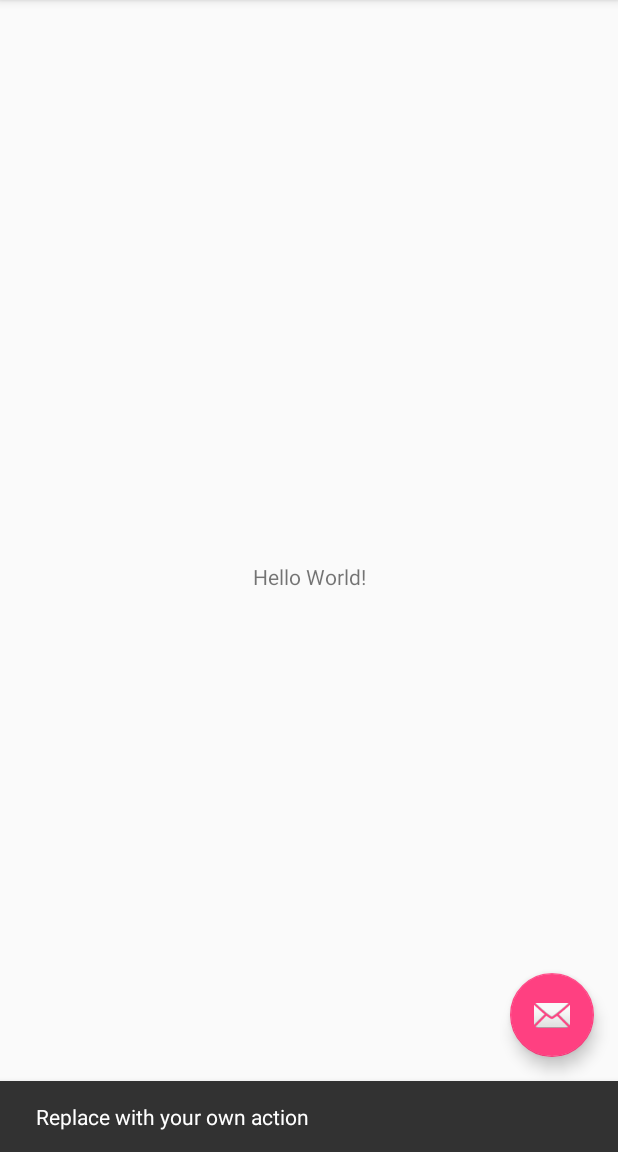
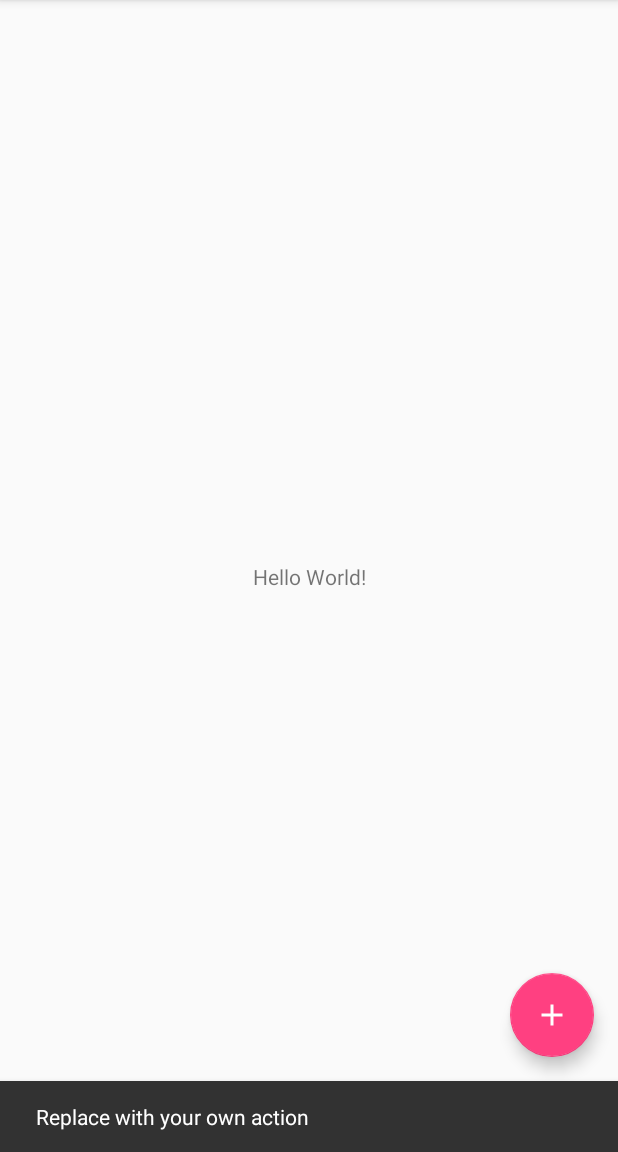
Before and after one commit to MichalZenczak/BookStore, an Android app: the screen it shows after launch (CatalogActivity), after a tap on an icon or button, on a phone screen of 412 x 824 dp, the part 84-1236 px from its top. Run offline under Robolectric (Android 15) with nearby library versions, the phone set to English and light mode, and no system bars.

Commit message:
add insertBook method change fab icon change menu title

```diff
--- /dev/null
+++ b/app/src/main/res/drawable/ic_add_white_24dp.xml
@@ -0,0 +1,9 @@
+<vector xmlns:android="http://schemas.android.com/apk/res/android"
+        android:width="24dp"
+        android:height="24dp"
+        android:viewportWidth="24.0"
+        android:viewportHeight="24.0">
+    <path
+        android:fillColor="#FFFFFF"
+        android:pathData="M19,13h-6v6h-2v-6H5v-2h6V5h2v6h6v2z"/>
+</vector>
--- a/app/src/main/res/layout/activity_catalog.xml
+++ b/app/src/main/res/layout/activity_catalog.xml
@@ -28,6 +28,6 @@
         android:layout_height="wrap_content"
         android:layout_gravity="bottom|end"
         android:layout_margin="@dimen/fab_margin"
-        app:srcCompat="@android:drawable/ic_dialog_email" />
+        android:src="@drawable/ic_add_white_24dp" />
 
 </android.support.design.widget.CoordinatorLayout>
--- a/app/src/main/res/menu/menu_catalog.xml
+++ b/app/src/main/res/menu/menu_catalog.xml
@@ -3,8 +3,8 @@
     xmlns:tools="http://schemas.android.com/tools"
     tools:context="com.example.michal.bookstore.CatalogActivity">
     <item
-        android:id="@+id/action_settings"
+        android:id="@+id/action_insert_dummy_data"
         android:orderInCategory="100"
-        android:title="@string/action_settings"
+        android:title="@string/action_insert_dummy_data"
         app:showAsAction="never" />
 </menu>
--- a/app/src/main/res/values/strings.xml
+++ b/app/src/main/res/values/strings.xml
@@ -1,4 +1,4 @@
 <resources>
     <string name="app_name">Book Store</string>
-    <string name="action_settings">Settings</string>
+    <string name="action_insert_dummy_data">Insert Dummy Data</string>
 </resources>
```
Also changed, not shown: app/src/main/java/com/example/michal/bookstore/CatalogActivity.java (+33 -1 lines), app/src/main/java/com/example/michal/bookstore/data/BookContract.java (+4 -4 lines), app/src/main/java/com/example/michal/bookstore/data/BookDbHelper.java (+16 -0 lines).
